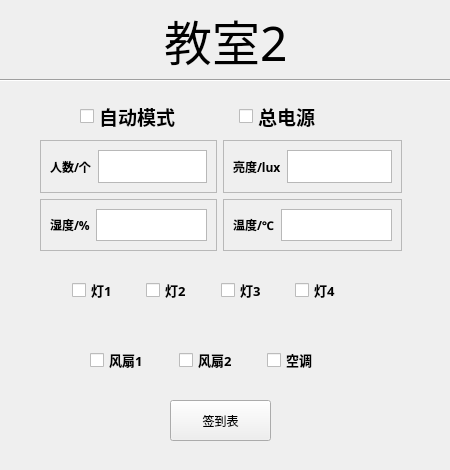
Before: the Qt Designer form class2.ui in weever560/HTB, drawn with Qt 5.
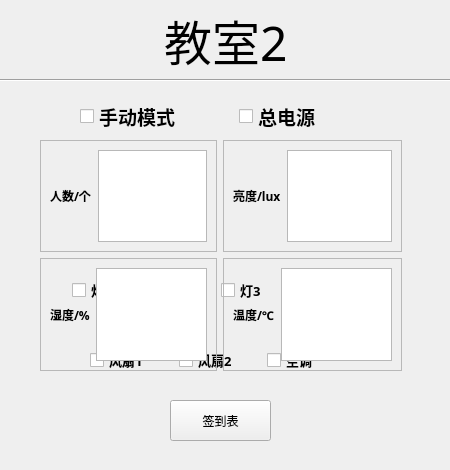
After: the same form once the commit is applied.

```diff
--- a/class2.ui
+++ b/class2.ui
@@ -106,7 +106,7 @@
        </font>
       </property>
       <property name="text">
-       <string>自动模式</string>
+       <string>手动模式</string>
       </property>
      </widget>
     </item>
@@ -262,7 +262,7 @@
      <x>40</x>
      <y>140</y>
      <width>362</width>
-     <height>111</height>
+     <height>231</height>
     </rect>
    </property>
    <layout class="QGridLayout" name="gridLayout">
```
